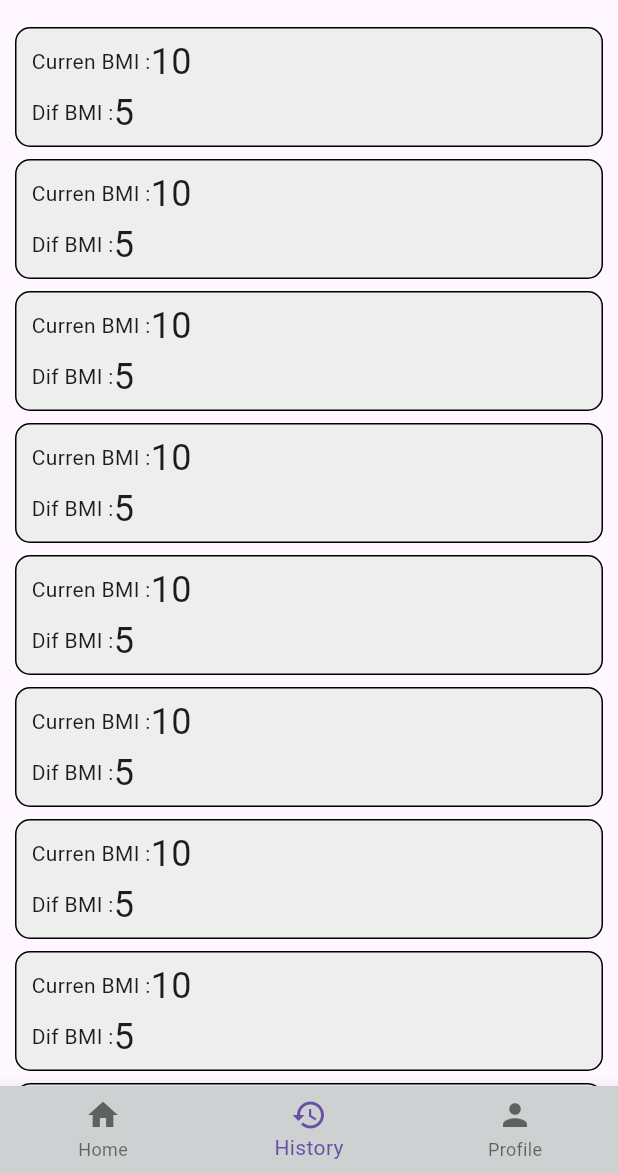
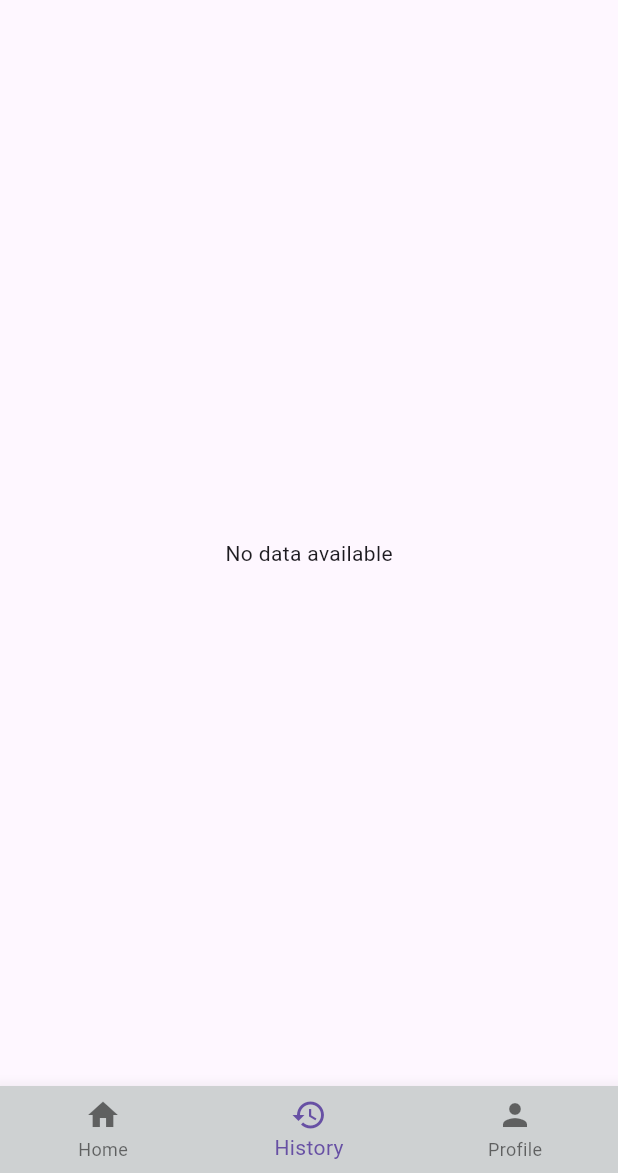
Before and after one commit to nasir82/BMI-Calculator, a Flutter app: the screen it shows after launch, item 2 of the bottom bar chosen, on a phone screen of 412 x 824 dp, the part 63-1236 px from its top. Run offline on Flutter 3.47's test engine with Material 3 defaults, Android fonts, the phone set to English and light mode, and no system bars; our stand-ins replace sqflite; accounts and stored records are empty.

Commit message:
Data insert,fetch and load to ui

```diff
--- /dev/null
+++ b/lib/Database/model.dart
@@ -0,0 +1,22 @@
+class ListModel {
+  int? id;
+  String? name;
+  String? time;
+  String? diff;
+
+  ListModel({this.id, this.name, this.time, this.diff});
+
+  factory ListModel.fromMap(Map<String, dynamic> json) {
+    return ListModel(
+      id: json['id'], name: json["name"], diff: json["diff"],time: json["time"]);
+  }
+
+  Map<String, dynamic> toMap() {
+    return {
+      'id': id,
+      'name': name,
+      'time': time,
+      'diff': diff,
+    };
+  }
+}
--- a/lib/Histort.dart
+++ b/lib/Histort.dart
@@ -1,23 +1,82 @@
+import 'package:bmi_cal/Database/db_helper.dart';
+import 'package:bmi_cal/Database/model.dart';
 import 'package:bmi_cal/list_item.dart';
 import 'package:flutter/material.dart';
 
-class History extends StatelessWidget {
+class History extends StatefulWidget {
   const History({super.key});
+
+
+  @override
+  State<History> createState() => _HistoryState();
+}
+
+class _HistoryState extends State<History>  {
+
+   bool isNull = false;
+   List<ListModel>? lstOf;
+  @override
+  void initState() {
+    super.initState();
+    DatabaseHelper.instance.queryDatabase().then((value) {
+      setState(() {
+        lstOf = value;
+
+        int? len = lstOf?.length;
+
+        if(len==null || len == 0){
+          print("object");
+          isNull = true;
+        }
+      });
+    });
+  }
 
   @override
   Widget build(BuildContext context) {
     return  Scaffold(
-      body:Column(children: [
+      body: isNull ?
+     const Column(
+        mainAxisAlignment: MainAxisAlignment.center,
+          children: [
+
+          SizedBox(height: 10,),
+          Row(
+            mainAxisAlignment: MainAxisAlignment.center,
+            children: [Text("No data available")]),
+           SizedBox(height: 10,),
+        ],
+      )
+
+      : Column(children: [
 
        Expanded(
          child: ListView.builder(
-          itemCount: 10,
+          itemCount: lstOf?.length ?? 0,
 
           itemBuilder: (context,index){
 
-            return const MyListItem(current: "10", diff: "5");
+            return  MyListItem(current: lstOf![index].name!, diff: lstOf![index].diff!,date: lstOf![index].time!,);
           }),
-       )
+       ),
+
+       Container(
+        padding:const EdgeInsets.symmetric(vertical: 5,horizontal: 20),
+        margin: const EdgeInsets.only(bottom: 15),
+        decoration: BoxDecoration(
+          border: Border.all(
+            color: Colors.black26,
+            width: 2,
+            style: BorderStyle.solid
+          ),
+          borderRadius: BorderRadius.circular(12)
+        ),
+
+        child:const Padding(
+          padding:  EdgeInsets.all(8.0),
+          child: Text("See Progress"),
+        )
+        ),
       ],)
 
     );
```
Also changed, not shown: lib/Database/db_helper.dart (+9 -3 lines), lib/home_screen.dart (+137 -60 lines), lib/list_item.dart (+12 -4 lines), lib/utils_methods.dart (added, +36 -0 lines).
